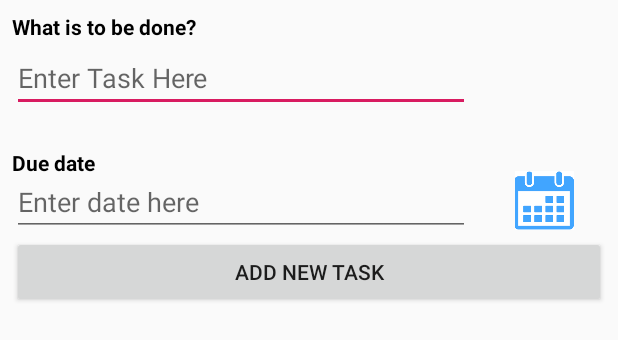
After one commit to vitosantoso/ToDoList, an Android app: the layout fragment_todo.xml on its own in the app's theme, with its tools: preview values and no code run, on a phone screen of 412 x 824 dp. The commit adds this screen. Shown: the top 340 px of the screen. Run offline under Robolectric (Android 15) with nearby library versions, the phone set to English and light mode, and no system bars.

Commit message:
tambah form insert, src image, sama update string

```diff
--- /dev/null
+++ b/app/src/main/res/layout/fragment_todo.xml
@@ -0,0 +1,80 @@
+<?xml version="1.0" encoding="utf-8"?>
+<android.support.constraint.ConstraintLayout
+    xmlns:android="http://schemas.android.com/apk/res/android"
+    xmlns:app="http://schemas.android.com/apk/res-auto"
+    xmlns:tools="http://schemas.android.com/tools"
+    android:id="@+id/constraintLayout"
+    android:layout_width="match_parent"
+    android:layout_height="wrap_content">
+
+    <TextView
+        android:id="@+id/taskTitle"
+        android:layout_width="0dp"
+        android:layout_height="wrap_content"
+        android:layout_marginStart="8dp"
+        android:layout_marginTop="8dp"
+        android:text="@string/task_title"
+        android:textColor="@android:color/black"
+        android:textSize="14sp"
+        android:textStyle="bold"
+        app:layout_constraintStart_toStartOf="parent"
+        app:layout_constraintTop_toTopOf="parent" />
+
+    <EditText
+        android:id="@+id/insertTask"
+        android:layout_width="305dp"
+        android:layout_height="39dp"
+        android:layout_marginStart="8dp"
+        android:layout_marginTop="8dp"
+        android:hint="@string/placeholder_insert_task"
+        app:layout_constraintStart_toStartOf="parent"
+        app:layout_constraintTop_toBottomOf="@+id/taskTitle" />
+
+    <TextView
+        android:id="@+id/dateTitle"
+        android:layout_width="0dp"
+        android:layout_height="wrap_content"
+        android:layout_marginStart="8dp"
+        android:layout_marginTop="24dp"
+        android:text="@string/date_title"
+        android:textColor="@android:color/black"
+        android:textSize="14sp"
+        android:textStyle="bold"
+        app:layout_constraintStart_toStartOf="parent"
+        app:layout_constraintTop_toBottomOf="@+id/insertTask" />
+
+    <EditText
+        android:id="@+id/insertDate"
+        android:layout_width="305dp"
+        android:layout_height="39dp"
+        android:layout_marginStart="8dp"
+        android:hint="@string/placeholder_insert_date"
+        app:layout_constraintStart_toStartOf="parent"
+        app:layout_constraintTop_toBottomOf="@+id/dateTitle" />
+
+    <ImageView
+        android:id="@+id/calendarIcon"
+        android:layout_width="49dp"
+        android:layout_height="39dp"
+        android:layout_marginStart="8dp"
+        android:layout_marginEnd="8dp"
+        android:layout_marginBottom="4dp"
+        app:layout_constraintBottom_toTopOf="@+id/buttonAdd"
+        app:layout_constraintEnd_toEndOf="parent"
+        app:layout_constraintStart_toEndOf="@+id/insertDate"
+        app:srcCompat="@drawable/bluecalendar" />
+
+    <Button
+        android:id="@+id/buttonAdd"
+        android:layout_width="0dp"
+        android:layout_height="wrap_content"
+        android:layout_marginStart="8dp"
+        android:layout_marginEnd="8dp"
+        android:layout_marginBottom="8dp"
+        android:text="@string/confirm_button"
+        app:layout_constraintBottom_toBottomOf="parent"
+        app:layout_constraintEnd_toEndOf="parent"
+        app:layout_constraintStart_toStartOf="parent"
+        app:layout_constraintTop_toBottomOf="@+id/insertDate" />
+
+</android.support.constraint.ConstraintLayout>
--- a/app/src/main/res/values/strings.xml
+++ b/app/src/main/res/values/strings.xml
@@ -2,4 +2,9 @@
     <string name="app_name">ToDoList</string>
     <string name="activity_details_hint">Enter a details for the activity</string>
     <string name="activity_details_label">Details</string>
+    <string name="placeholder_insert_date">Enter date here</string>
+    <string name="date_title">Due date</string>
+    <string name="task_title">What is to be done?</string>
+    <string name="placeholder_insert_task">Enter Task Here</string>
+    <string name="confirm_button">Add New Task</string>
 </resources>
```
Also changed, not shown: app/src/main/res/drawable-hdpi/bluecalendar.png (added).
